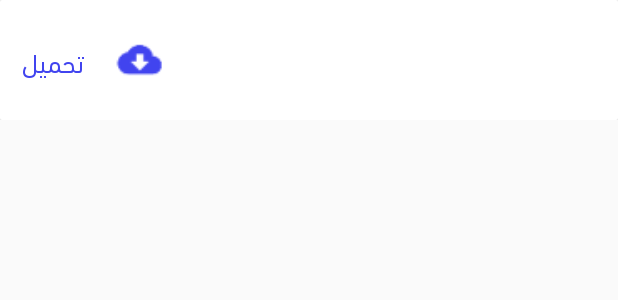
After one commit to bavly-adel/Ayhaga-Android, an Android app: the layout books_row_item.xml on its own in the app's theme, with its tools: preview values and no code run, on a phone screen of 412 x 824 dp. The commit adds this screen. Shown: the top 300 px of the screen. Run offline under Robolectric (Android 15) with nearby library versions, the phone set to English and light mode, and no system bars; network calls fail.

Commit message:
download file

```diff
--- a/app/build.gradle
+++ b/app/build.gradle
@@ -57,6 +57,4 @@ dependencies {
     implementation 'com.android.support:multidex:1.0.3'
 
 
-
-
 }
--- /dev/null
+++ b/app/src/main/res/layout/books_row_item.xml
@@ -0,0 +1,69 @@
+<?xml version="1.0" encoding="utf-8"?>
+<androidx.constraintlayout.widget.ConstraintLayout xmlns:android="http://schemas.android.com/apk/res/android"
+    xmlns:app="http://schemas.android.com/apk/res-auto"
+    xmlns:tools="http://schemas.android.com/tools"
+    android:layout_width="match_parent"
+    android:layout_height="wrap_content"
+    android:background="@android:color/white">
+
+    <androidx.cardview.widget.CardView
+        android:layout_width="match_parent"
+        android:layout_height="80dp"
+
+        android:background="@android:color/white"
+        app:cardBackgroundColor="@android:color/white"
+        app:layout_constraintBottom_toBottomOf="parent"
+        app:layout_constraintEnd_toEndOf="parent"
+        app:layout_constraintStart_toStartOf="parent"
+        app:layout_constraintTop_toTopOf="parent">
+
+        <androidx.constraintlayout.widget.ConstraintLayout
+            android:layout_width="match_parent"
+            android:layout_height="match_parent"
+            android:background="@android:color/white">
+
+            <Button
+                android:id="@+id/downloadBtn"
+                style="@style/Widget.AppCompat.Button.Borderless"
+                android:layout_width="71dp"
+                android:layout_height="54dp"
+                android:fontFamily="@font/dinnextltarabic"
+                android:text="تحميل"
+                android:textColor="#4144EF"
+                android:textSize="18sp"
+                app:layout_constraintBottom_toBottomOf="parent"
+                app:layout_constraintStart_toStartOf="parent"
+                app:layout_constraintTop_toTopOf="parent" />
+
+            <ImageView
+                android:id="@+id/downloadImg"
+                android:layout_width="40dp"
+                android:layout_height="40dp"
+                android:layout_marginStart="2dp"
+                android:background="@android:color/white"
+                android:scaleType="centerCrop"
+                app:layout_constraintBottom_toBottomOf="parent"
+                app:layout_constraintCircleRadius="10dp"
+                app:layout_constraintStart_toEndOf="@+id/downloadBtn"
+                app:layout_constraintTop_toTopOf="parent"
+                app:layout_constraintVertical_bias="0.507"
+                tools:srcCompat="@drawable/download_icon" />
+
+            <TextView
+                android:id="@+id/bookNameTxt"
+                android:layout_width="wrap_content"
+                android:layout_height="46dp"
+                android:layout_marginEnd="16dp"
+                android:fontFamily="@font/dinnextltarabic"
+                android:textAlignment="textStart"
+                android:textColor="#000000"
+                android:textSize="20sp"
+                app:layout_constraintBottom_toBottomOf="parent"
+                app:layout_constraintEnd_toEndOf="parent"
+                app:layout_constraintTop_toTopOf="parent" />
+
+
+        </androidx.constraintlayout.widget.ConstraintLayout>
+    </androidx.cardview.widget.CardView>
+
+</androidx.constraintlayout.widget.ConstraintLayout>
```
Also changed, not shown: app/src/main/AndroidManifest.xml (+24 -19 lines), app/src/main/java/com/ctg/ayhaga/Book.java (added, +44 -0 lines), app/src/main/java/com/ctg/ayhaga/BooksActivity.java (added, +88 -0 lines), app/src/main/java/com/ctg/ayhaga/BooksRecyclerAdapter.java (added, +151 -0 lines), app/src/main/java/com/ctg/ayhaga/HomeActivity.java (+51 -1 lines), app/src/main/res/layout/activity_books.xml (added, +121 -0 lines), app/src/main/res/layout/activity_home.xml (+15 -1 lines), app/src/main/res/layout/books_toolbar.xml (added, +54 -0 lines), app/src/main/res/drawable-xxxhdpi/banner_book.jpg (added), app/src/main/res/drawable-xxxhdpi/download_icon.png (added), app/src/main/res/mipmap-hdpi/download_icon.png (added), app/src/main/res/mipmap-mdpi/download_icon.png (added), app/src/main/res/mipmap-xxhdpi/download_icon.png (added), app/src/main/res/mipmap-xxxhdpi/download_icon.png (added).
